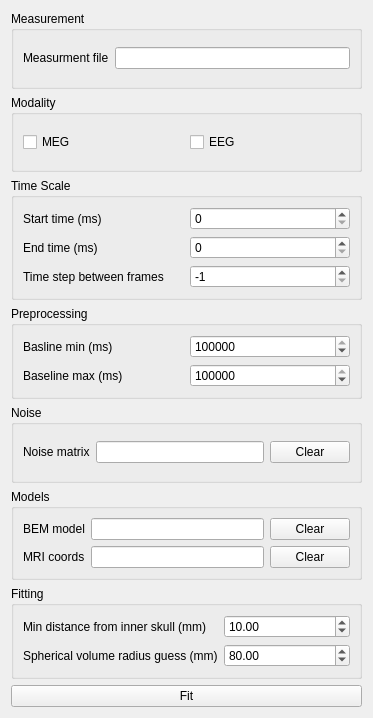
Old version of the form libraries/disp/viewers/formfiles/dipolefitview.ui in the repository mne-tools/mne-cpp.
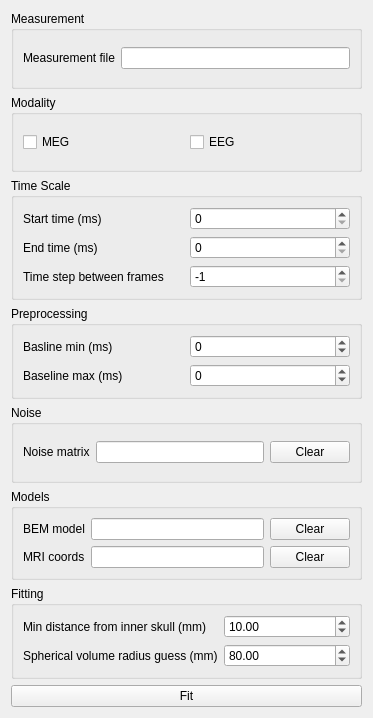
New version of the form.

```diff
--- a/libraries/disp/viewers/formfiles/dipolefitview.ui
+++ b/libraries/disp/viewers/formfiles/dipolefitview.ui
@@ -23,7 +23,7 @@
       <item row="0" column="0">
        <widget class="QLabel" name="label_11">
         <property name="text">
-         <string>Measurment file</string>
+         <string>Measurement file</string>
         </property>
        </widget>
       </item>
@@ -146,7 +146,7 @@
          <number>99999999</number>
         </property>
         <property name="value">
-         <number>1000000</number>
+         <number>0</number>
         </property>
        </widget>
       </item>
@@ -159,7 +159,7 @@
          <number>99999999</number>
         </property>
         <property name="value">
-         <number>1000000</number>
+         <number>0</number>
         </property>
        </widget>
       </item>
```
